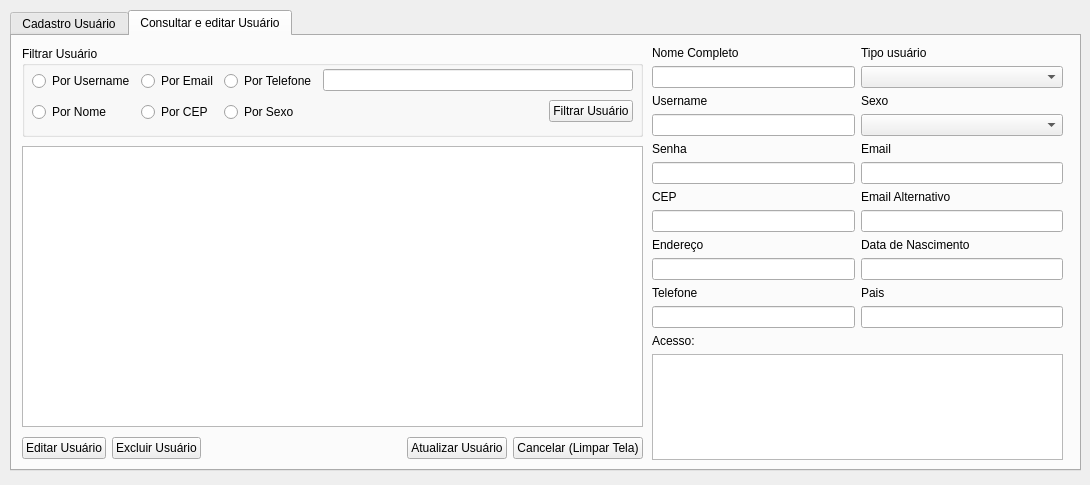
This is cadastro_usuarios.ui in lucasdosantos90/sistema_wms as Qt 5 draws it before an edit. The edited form follows.
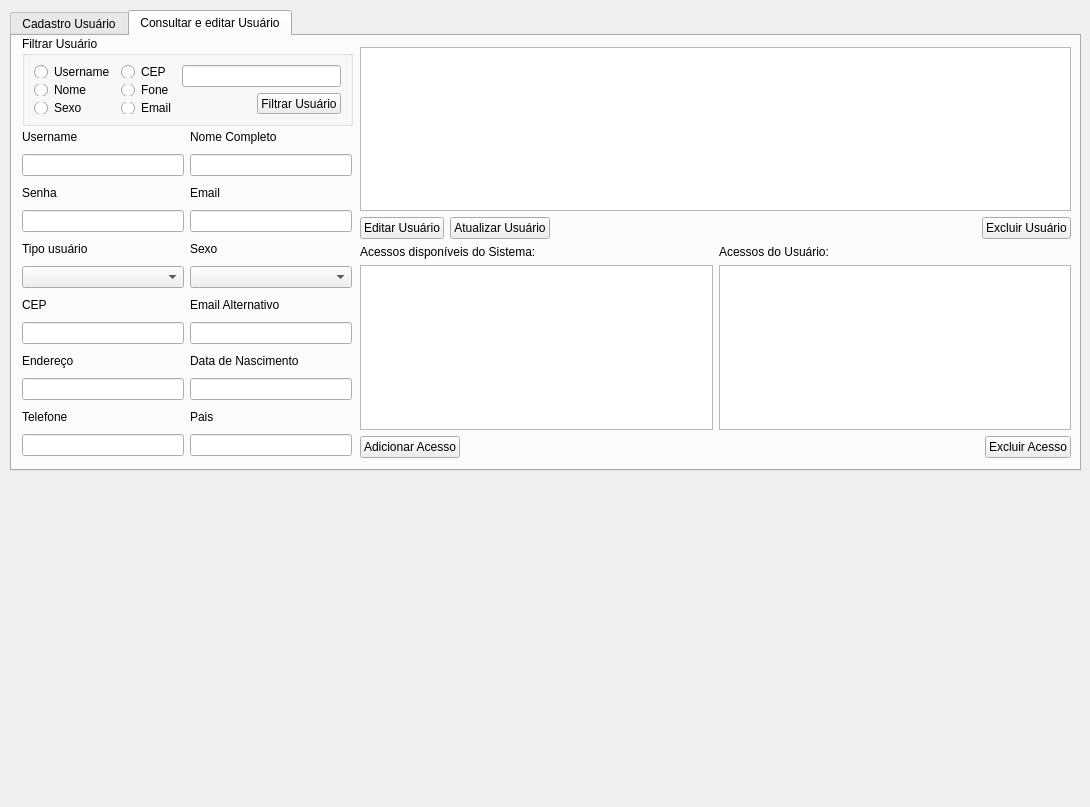
This is the edited form.

The edit to the form file:
```diff
--- a/cadastro_usuarios.ui
+++ b/cadastro_usuarios.ui
@@ -7,7 +7,7 @@
     <x>0</x>
     <y>0</y>
     <width>1090</width>
-    <height>485</height>
+    <height>807</height>
    </rect>
   </property>
   <property name="windowTitle">
@@ -308,89 +308,68 @@
     <attribute name="title">
      <string>Consultar e editar Usuário</string>
     </attribute>
-    <widget class="QTableWidget" name="tableWidget_consulta_usuario">
-     <property name="geometry">
-      <rect>
-       <x>10</x>
-       <y>110</y>
-       <width>621</width>
-       <height>281</height>
-      </rect>
-     </property>
-    </widget>
     <widget class="QGroupBox" name="groupBox">
      <property name="geometry">
       <rect>
        <x>10</x>
-       <y>10</y>
-       <width>621</width>
-       <height>91</height>
+       <y>0</y>
+       <width>331</width>
+       <height>90</height>
       </rect>
      </property>
      <property name="title">
       <string>Filtrar Usuário</string>
      </property>
-     <widget class="QWidget" name="layoutWidget_3">
-      <property name="geometry">
-       <rect>
-        <x>10</x>
-        <y>20</y>
-        <width>601</width>
-        <height>61</height>
-       </rect>
-      </property>
-      <layout class="QHBoxLayout" name="horizontalLayout_5">
-       <item>
         <layout class="QHBoxLayout" name="horizontalLayout_3">
          <item>
-          <layout class="QVBoxLayout" name="verticalLayout_19">
+       <layout class="QHBoxLayout" name="horizontalLayout_5">
+        <item>
+         <layout class="QHBoxLayout" name="horizontalLayout_11">
+          <item>
+           <layout class="QVBoxLayout" name="verticalLayout_37">
            <item>
             <widget class="QRadioButton" name="rb_filtrar_username">
              <property name="text">
-              <string>Por Username</string>
+               <string>Username</string>
              </property>
             </widget>
            </item>
            <item>
             <widget class="QRadioButton" name="rb_filtrar_nome">
              <property name="text">
-              <string>Por Nome</string>
+               <string>Nome</string>
              </property>
             </widget>
            </item>
-          </layout>
-         </item>
          <item>
-          <layout class="QVBoxLayout" name="verticalLayout_18">
-           <item>
-            <widget class="QRadioButton" name="rb_filtrar_email">
+             <widget class="QRadioButton" name="rb_filtrar_sexo">
              <property name="text">
-              <string>Por Email</string>
+               <string>Sexo</string>
              </property>
             </widget>
            </item>
+           </layout>
+          </item>
+          <item>
+           <layout class="QVBoxLayout" name="verticalLayout_39">
            <item>
             <widget class="QRadioButton" name="rb_filtrar_cep">
              <property name="text">
-              <string>Por CEP</string>
+               <string>CEP</string>
              </property>
             </widget>
            </item>
-          </layout>
-         </item>
-         <item>
-          <layout class="QVBoxLayout" name="verticalLayout_17">
            <item>
             <widget class="QRadioButton" name="rb_filtrar_fone">
              <property name="text">
-              <string>Por Telefone</string>
+               <string>Fone</string>
              </property>
             </widget>
            </item>
            <item>
-            <widget class="QRadioButton" name="rb_filtrar_sexo">
+             <widget class="QRadioButton" name="rb_filtrar_email">
              <property name="text">
-              <string>Por Sexo</string>
+               <string>Email</string>
              </property>
             </widget>
            </item>
@@ -430,17 +409,23 @@
         </layout>
        </item>
       </layout>
-     </widget>
-    </widget>
-    <widget class="QWidget" name="layoutWidget_4">
+      </item>
+     </layout>
+    </widget>
+    <widget class="QWidget" name="layoutWidget">
      <property name="geometry">
       <rect>
-       <x>10</x>
-       <y>400</y>
-       <width>621</width>
-       <height>25</height>
+       <x>348</x>
+       <y>11</y>
+       <width>711</width>
+       <height>411</height>
       </rect>
      </property>
+     <layout class="QVBoxLayout" name="verticalLayout_38">
+      <item>
+       <widget class="QTableWidget" name="tableWidget_consulta_usuario"/>
+      </item>
+      <item>
      <layout class="QHBoxLayout" name="horizontalLayout_6">
       <item>
        <widget class="QPushButton" name="btn_editar_usuario">
@@ -449,26 +434,6 @@
         </property>
        </widget>
       </item>
-      <item>
-       <widget class="QPushButton" name="btn_excluir_usuario">
-        <property name="text">
-         <string>Excluir Usuário</string>
-        </property>
-       </widget>
-      </item>
-      <item>
-       <spacer name="horizontalSpacer_4">
-        <property name="orientation">
-         <enum>Qt::Horizontal</enum>
-        </property>
-        <property name="sizeHint" stdset="0">
-         <size>
-          <width>40</width>
-          <height>20</height>
-         </size>
-        </property>
-       </spacer>
-      </item>
       <item>
        <widget class="QPushButton" name="btn_atualizar_usuario">
         <property name="text">
@@ -477,42 +442,112 @@
        </widget>
       </item>
       <item>
-       <widget class="QPushButton" name="btn_atual_cancelar">
+         <spacer name="horizontalSpacer_4">
+          <property name="orientation">
+           <enum>Qt::Horizontal</enum>
+          </property>
+          <property name="sizeHint" stdset="0">
+           <size>
+            <width>40</width>
+            <height>20</height>
+           </size>
+          </property>
+         </spacer>
+        </item>
+        <item>
+         <widget class="QPushButton" name="btn_excluir_usuario">
         <property name="text">
-         <string>Cancelar (Limpar Tela)</string>
+           <string>Excluir Usuário</string>
         </property>
        </widget>
       </item>
      </layout>
-    </widget>
-    <widget class="QWidget" name="layoutWidget_2">
-     <property name="geometry">
-      <rect>
-       <x>640</x>
-       <y>10</y>
-       <width>411</width>
-       <height>414</height>
-      </rect>
-     </property>
+      </item>
+      <item>
      <layout class="QVBoxLayout" name="verticalLayout_21">
       <item>
-       <layout class="QHBoxLayout" name="horizontalLayout_2">
+         <layout class="QVBoxLayout" name="verticalLayout_19">
         <item>
+           <layout class="QHBoxLayout" name="horizontalLayout_13">
+            <item>
+             <layout class="QVBoxLayout" name="verticalLayout_18">
+              <item>
+               <widget class="QLabel" name="label_27">
+                <property name="text">
+                 <string>Acessos disponíveis do Sistema:</string>
+                </property>
+               </widget>
+              </item>
+              <item>
+               <widget class="QTableWidget" name="tableWidget_total"/>
+              </item>
+             </layout>
+            </item>
+            <item>
+             <layout class="QVBoxLayout" name="verticalLayout_17">
+              <item>
+               <widget class="QLabel" name="label_28">
+                <property name="text">
+                 <string>Acessos do Usuário:</string>
+                </property>
+               </widget>
+              </item>
+              <item>
+               <widget class="QTableWidget" name="tableWidget_atual_usu"/>
+              </item>
+             </layout>
+            </item>
+           </layout>
+          </item>
+          <item>
+           <layout class="QHBoxLayout" name="horizontalLayout_12">
+            <item>
+             <widget class="QPushButton" name="btn_add_acesso">
+              <property name="text">
+               <string>Adicionar Acesso</string>
+              </property>
+             </widget>
+            </item>
+            <item>
+             <spacer name="horizontalSpacer_5">
+              <property name="orientation">
+               <enum>Qt::Horizontal</enum>
+              </property>
+              <property name="sizeHint" stdset="0">
+               <size>
+                <width>40</width>
+                <height>20</height>
+               </size>
+              </property>
+             </spacer>
+            </item>
+            <item>
+             <widget class="QPushButton" name="btn_excluir_acesso">
+              <property name="text">
+               <string>Excluir Acesso</string>
+              </property>
+             </widget>
+            </item>
+           </layout>
+          </item>
+         </layout>
+        </item>
+       </layout>
+      </item>
+     </layout>
+    </widget>
+    <widget class="QWidget" name="">
+     <property name="geometry">
+      <rect>
+       <x>10</x>
+       <y>90</y>
+       <width>330</width>
+       <height>330</height>
+      </rect>
+     </property>
          <layout class="QVBoxLayout" name="verticalLayout_22">
           <item>
-           <layout class="QVBoxLayout" name="verticalLayout_12">
-            <item>
-             <widget class="QLabel" name="label_13">
-              <property name="text">
-               <string>Nome Completo</string>
-              </property>
-             </widget>
-            </item>
-            <item>
-             <widget class="QLineEdit" name="txt_atual_usu_nome"/>
-            </item>
-           </layout>
-          </item>
+       <layout class="QHBoxLayout" name="horizontalLayout_8">
           <item>
            <layout class="QVBoxLayout" name="verticalLayout_23">
             <item>
@@ -528,6 +563,24 @@
            </layout>
           </item>
           <item>
+         <layout class="QVBoxLayout" name="verticalLayout_12">
+          <item>
+           <widget class="QLabel" name="label_13">
+            <property name="text">
+             <string>Nome Completo</string>
+            </property>
+           </widget>
+          </item>
+          <item>
+           <widget class="QLineEdit" name="txt_atual_usu_nome"/>
+          </item>
+         </layout>
+        </item>
+       </layout>
+      </item>
+      <item>
+       <layout class="QHBoxLayout" name="horizontalLayout_14">
+        <item>
            <layout class="QVBoxLayout" name="verticalLayout_24">
             <item>
              <widget class="QLabel" name="label_16">
@@ -542,18 +595,16 @@
            </layout>
           </item>
           <item>
-           <layout class="QVBoxLayout" name="verticalLayout_25">
+         <layout class="QVBoxLayout" name="verticalLayout_31">
             <item>
-             <layout class="QVBoxLayout" name="verticalLayout_26">
-              <item>
-               <widget class="QLabel" name="label_17">
+           <widget class="QLabel" name="label_22">
                 <property name="text">
-                 <string>CEP</string>
+             <string>Email</string>
                 </property>
                </widget>
               </item>
               <item>
-               <widget class="QLineEdit" name="txt_atual_usu_cep">
+           <widget class="QLineEdit" name="txt_atual_usu_email">
                 <property name="text">
                  <string/>
                 </property>
@@ -561,36 +612,10 @@
               </item>
              </layout>
             </item>
-            <item>
-             <widget class="QLabel" name="label_18">
-              <property name="text">
-               <string>Endereço</string>
-              </property>
-             </widget>
-            </item>
-            <item>
-             <widget class="QLineEdit" name="txt_atual_usu_endereco"/>
-            </item>
            </layout>
           </item>
           <item>
-           <layout class="QVBoxLayout" name="verticalLayout_27">
-            <item>
-             <widget class="QLabel" name="label_19">
-              <property name="text">
-               <string>Telefone</string>
-              </property>
-             </widget>
-            </item>
-            <item>
-             <widget class="QLineEdit" name="txt_atual_usu_fone"/>
-            </item>
-           </layout>
-          </item>
-         </layout>
-        </item>
-        <item>
-         <layout class="QVBoxLayout" name="verticalLayout_28">
+       <layout class="QHBoxLayout" name="horizontalLayout_2">
           <item>
            <layout class="QVBoxLayout" name="verticalLayout_29">
             <item>
@@ -619,17 +644,21 @@
             </item>
            </layout>
           </item>
+       </layout>
+      </item>
           <item>
-           <layout class="QVBoxLayout" name="verticalLayout_31">
+       <layout class="QHBoxLayout" name="horizontalLayout_15">
             <item>
-             <widget class="QLabel" name="label_22">
+         <layout class="QVBoxLayout" name="verticalLayout_26">
+          <item>
+           <widget class="QLabel" name="label_17">
               <property name="text">
-               <string>Email</string>
+             <string>CEP</string>
               </property>
              </widget>
             </item>
             <item>
-             <widget class="QLineEdit" name="txt_atual_usu_email">
+           <widget class="QLineEdit" name="txt_atual_usu_cep">
               <property name="text">
                <string/>
               </property>
@@ -655,6 +684,24 @@
             </item>
            </layout>
           </item>
+       </layout>
+      </item>
+      <item>
+       <layout class="QHBoxLayout" name="horizontalLayout_16">
+        <item>
+         <layout class="QVBoxLayout" name="verticalLayout_25">
+          <item>
+           <widget class="QLabel" name="label_18">
+            <property name="text">
+             <string>Endereço</string>
+            </property>
+           </widget>
+          </item>
+          <item>
+           <widget class="QLineEdit" name="txt_atual_usu_endereco"/>
+          </item>
+         </layout>
+        </item>
           <item>
            <layout class="QVBoxLayout" name="verticalLayout_33">
             <item>
@@ -673,6 +720,24 @@
             </item>
            </layout>
           </item>
+       </layout>
+      </item>
+      <item>
+       <layout class="QHBoxLayout" name="horizontalLayout_17">
+        <item>
+         <layout class="QVBoxLayout" name="verticalLayout_27">
+          <item>
+           <widget class="QLabel" name="label_19">
+            <property name="text">
+             <string>Telefone</string>
+            </property>
+           </widget>
+          </item>
+          <item>
+           <widget class="QLineEdit" name="txt_atual_usu_fone"/>
+          </item>
+         </layout>
+        </item>
           <item>
            <layout class="QVBoxLayout" name="verticalLayout_34">
             <item>
@@ -694,42 +759,8 @@
          </layout>
         </item>
        </layout>
-      </item>
-      <item>
-       <widget class="QLabel" name="label_27">
-        <property name="text">
-         <string>Acesso:</string>
-        </property>
-       </widget>
-      </item>
-      <item>
-       <widget class="QTableWidget" name="tableWidget_atual_usu"/>
-      </item>
-     </layout>
-    </widget>
-   </widget>
-  </widget>
-  <widget class="QWidget" name="">
-   <property name="geometry">
-    <rect>
-     <x>0</x>
-     <y>0</y>
-     <width>2</width>
-     <height>2</height>
-    </rect>
-   </property>
-   <layout class="QVBoxLayout" name="verticalLayout_35"/>
-  </widget>
-  <widget class="QWidget" name="">
-   <property name="geometry">
-    <rect>
-     <x>0</x>
-     <y>0</y>
-     <width>2</width>
-     <height>2</height>
-    </rect>
-   </property>
-   <layout class="QHBoxLayout" name="horizontalLayout_10"/>
+    </widget>
+   </widget>
   </widget>
  </widget>
  <resources/>
```
Left out of the diff: 2 changed lines with no effect on the pictures. Lines whose indentation alone changed are shown as unchanged.
